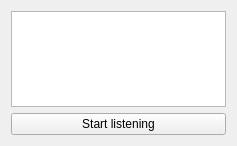
Qt form BigBrother/src/GUI/lindeviceswidges.ui (akukhta/BigBrother) before a commit.
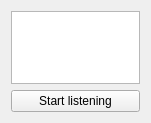
The same form after that commit.

Patch:
```diff
--- a/BigBrother/src/GUI/lindeviceswidges.ui
+++ b/BigBrother/src/GUI/lindeviceswidges.ui
@@ -6,8 +6,8 @@
    <rect>
     <x>0</x>
     <y>0</y>
-    <width>237</width>
-    <height>146</height>
+    <width>151</width>
+    <height>123</height>
    </rect>
   </property>
   <property name="windowTitle">
```
